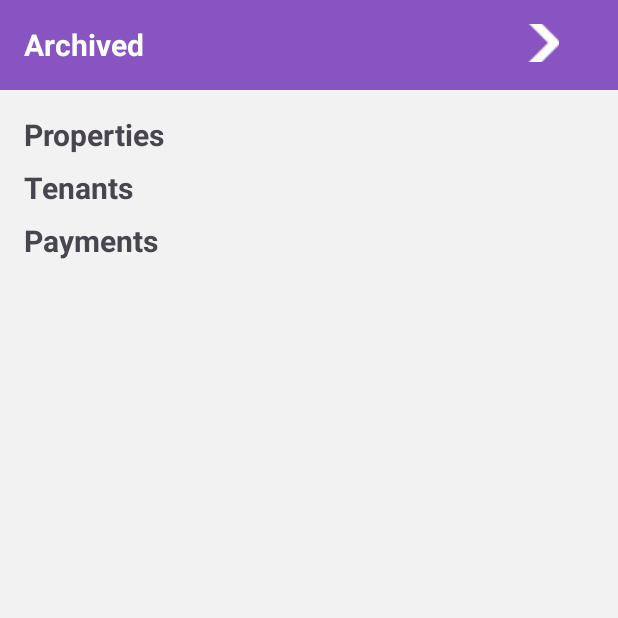
After one commit to zkerroumi42/QuickRent-CRM-JavaMobile, an Android app: the ArchivedActivity screen opened directly, with no data from a screen before it, on a phone screen of 412 x 824 dp, the top half of it. The commit adds this screen. Run offline under Robolectric (Android 15) with nearby library versions, the phone set to English and light mode, and no system bars; Roboto replaces fonts that are not available here.

Commit message:
make crupd of properties and archivage

```diff
--- a/app/src/main/AndroidManifest.xml
+++ b/app/src/main/AndroidManifest.xml
@@ -14,6 +14,9 @@
         android:supportsRtl="true"
         android:theme="@style/Theme.RentalApp"
         tools:targetApi="31">
+        <activity
+            android:name=".ArchivedActivity"
+            android:exported="false" />
         <activity
             android:name=".AboutActivity"
             android:exported="false" />
--- /dev/null
+++ b/app/src/main/java/com/example/rentalapp/ArchivedActivity.java
@@ -0,0 +1,32 @@
+package com.example.rentalapp;
+
+import android.annotation.SuppressLint;
+import android.content.Intent;
+import android.os.Bundle;
+import android.view.View;
+import android.widget.ImageButton;
+
+import androidx.activity.EdgeToEdge;
+import androidx.appcompat.app.AppCompatActivity;
+import androidx.core.graphics.Insets;
+import androidx.core.view.ViewCompat;
+import androidx.core.view.WindowInsetsCompat;
+
+public class ArchivedActivity extends AppCompatActivity {
+
+    ImageButton btn_back;
+    @SuppressLint("MissingInflatedId")
+    @Override
+    protected void onCreate(Bundle savedInstanceState) {
+        super.onCreate(savedInstanceState);
+        EdgeToEdge.enable(this);
+        setContentView(R.layout.activity_archived);
+        ViewCompat.setOnApplyWindowInsetsListener(findViewById(R.id.main), (v, insets) -> {
+            Insets systemBars = insets.getInsets(WindowInsetsCompat.Type.systemBars());
+            v.setPadding(systemBars.left, systemBars.top, systemBars.right, systemBars.bottom);
+            return insets;
+        });
+        btn_back = findViewById(R.id.btn_back);
+        btn_back.setOnClickListener(v -> finish());
+    }
+}
--- /dev/null
+++ b/app/src/main/res/layout/activity_archived.xml
@@ -0,0 +1,102 @@
+<?xml version="1.0" encoding="utf-8"?>
+<androidx.constraintlayout.widget.ConstraintLayout xmlns:android="http://schemas.android.com/apk/res/android"
+    xmlns:app="http://schemas.android.com/apk/res-auto"
+    xmlns:tools="http://schemas.android.com/tools"
+    android:id="@+id/main"
+    android:layout_width="match_parent"
+    android:layout_height="match_parent"
+    android:background="@color/white1"
+    tools:context=".ArchivedActivity">
+    <LinearLayout
+        android:id="@+id/ll"
+        android:layout_width="match_parent"
+        android:layout_height="wrap_content"
+        android:orientation="vertical"
+        tools:ignore="MissingConstraints">
+        <RelativeLayout
+            android:layout_width="match_parent"
+            android:layout_height="60dp"
+            android:background="@color/classic"
+            android:padding="16dp"
+            app:layout_constraintTop_toTopOf="parent">
+            <TextView
+                android:id="@+id/tv_title"
+                android:layout_width="wrap_content"
+                android:layout_height="wrap_content"
+                android:text="Archived"
+                android:textColor="@color/white"
+                android:textSize="20sp"
+                android:textStyle="bold"
+                android:layout_centerVertical="true" />
+            <FrameLayout
+                android:layout_width="48dp"
+                android:layout_height="48dp"
+                android:layout_alignParentEnd="true"
+                android:layout_centerVertical="true">
+
+                <ImageButton
+                    android:id="@+id/btn_back"
+                    android:layout_width="25dp"
+                    android:layout_height="25dp"
+                    android:src="@drawable/lefts"
+                    app:tint="@color/white"
+                    android:contentDescription="back to properties"
+                    android:background="@null"
+                    android:elevation="0dp" />
+            </FrameLayout>
+
+        </RelativeLayout>
+    </LinearLayout>
+    <ScrollView
+        android:layout_width="match_parent"
+        android:layout_height="wrap_content"
+        app:layout_constraintTop_toBottomOf="@id/ll"
+        tools:ignore="NotSibling">
+        <LinearLayout
+            android:id="@+id/ll_properties"
+            android:layout_width="match_parent"
+            android:layout_height="wrap_content"
+            android:orientation="vertical"
+            android:padding="16dp">
+            <TextView
+                android:id="@+id/tv_properties"
+                android:layout_width="wrap_content"
+                android:layout_height="wrap_content"
+                android:text="Properties"
+                android:textSize="20sp"
+                android:textStyle="bold"
+                android:layout_centerVertical="true" />
+            <androidx.recyclerview.widget.RecyclerView
+                android:id="@+id/archived_properties"
+                android:layout_width="match_parent"
+                android:layout_height="wrap_content"
+                android:layout_marginBottom="8dp" />
+            <TextView
+                android:id="@+id/tv_tenants"
+                android:layout_width="wrap_content"
+                android:layout_height="wrap_content"
+                android:text="Tenants"
+                android:textSize="20sp"
+                android:textStyle="bold"
+                android:layout_centerVertical="true" />
+            <androidx.recyclerview.widget.RecyclerView
+                android:id="@+id/archived_tenants"
+                android:layout_width="match_parent"
+                android:layout_height="wrap_content"
+                android:layout_marginBottom="8dp" />
+            <TextView
+                android:id="@+id/tv_payments"
+                android:layout_width="wrap_content"
+                android:layout_height="wrap_content"
+                android:text="Payments"
+                android:textSize="20sp"
+                android:textStyle="bold"
+                android:layout_centerVertical="true" />
+            <androidx.recyclerview.widget.RecyclerView
+                android:id="@+id/archived_payments"
+                android:layout_width="match_parent"
+                android:layout_height="wrap_content"
+                android:layout_marginBottom="8dp" />
+        </LinearLayout>
+    </ScrollView>
+</androidx.constraintlayout.widget.ConstraintLayout>
```
Also changed, not shown: app/src/main/java/com/example/rentalapp/Controllers/PropertyAdapter.java (+9 -6 lines), app/src/main/java/com/example/rentalapp/CrmDB.java (+7 -2 lines), app/src/main/java/com/example/rentalapp/EditPropertyActivity.java (+1 -29 lines), app/src/main/java/com/example/rentalapp/MainActivity.java (+1 -7 lines), app/src/main/java/com/example/rentalapp/PropertiesActivity.java (+37 -7 lines), app/src/main/java/com/example/rentalapp/PropertyDetailsActivity.java (+6 -1 lines), app/src/main/res/layout/activity_edit_property.xml (+12 -12 lines), app/src/main/res/layout/activity_properties.xml (+8 -0 lines), app/src/main/res/layout/activity_property_details.xml (+13 -0 lines), app/src/main/res/layout/property_layout.xml (+19 -10 lines).
